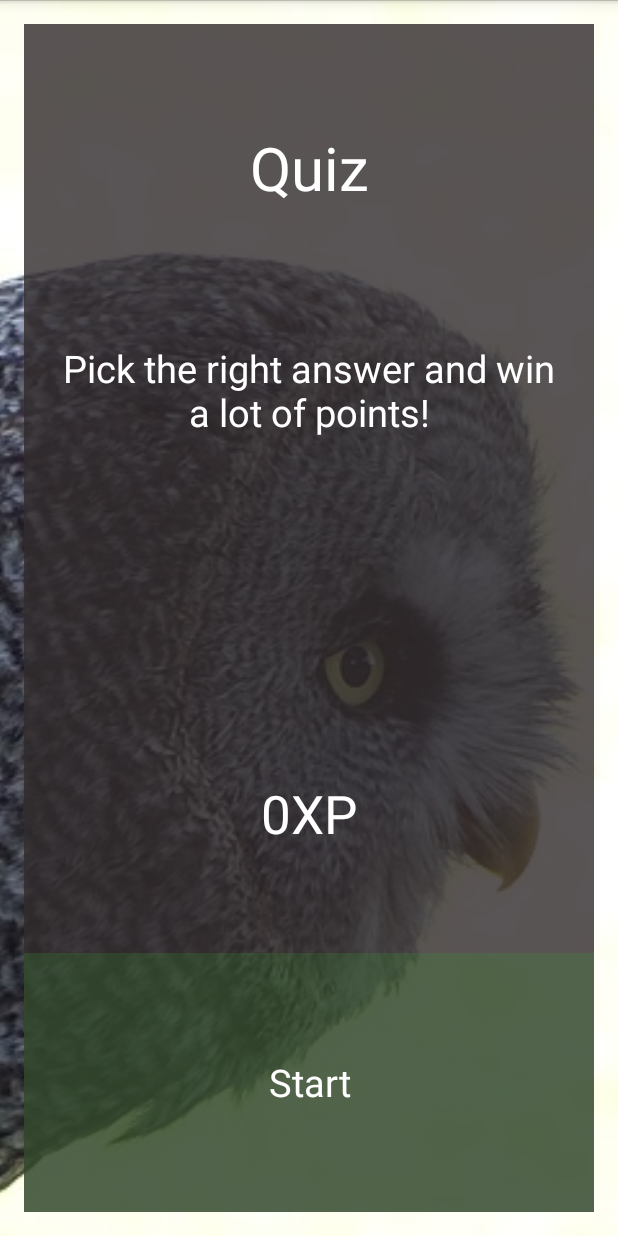
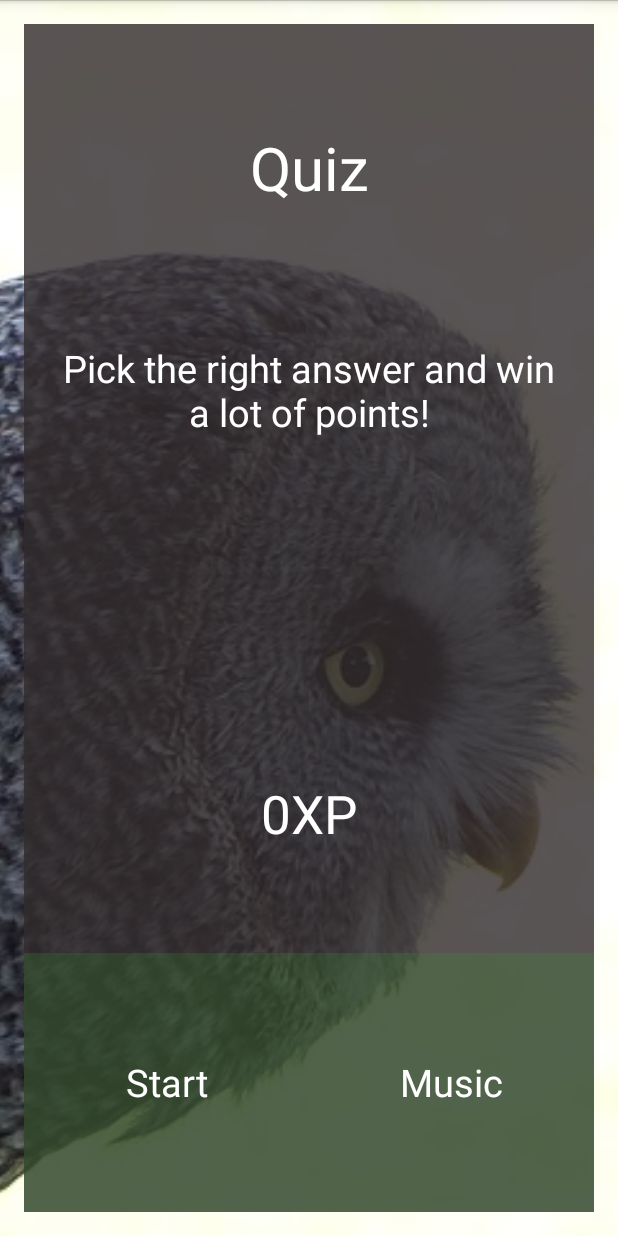
Before and after one commit to zoldithunter/QuizApp, an Android app: the screen it shows after launch (HomeActivity), on a phone screen of 412 x 824 dp. Run offline under Robolectric (Android 15) with nearby library versions, the phone set to English and light mode, and no system bars; our stand-ins replace AdMob.

Commit message:
add background music

```diff
--- a/app/src/main/java/quiz/zlazybird/com/quizapp/ChallengeActivity.java
+++ b/app/src/main/java/quiz/zlazybird/com/quizapp/ChallengeActivity.java
@@ -80,7 +80,6 @@ public class ChallengeActivity extends Activity {
         btn2 = (TextView) findViewById(R.id.choice_button_2);
         btn3 = (TextView) findViewById(R.id.choice_button_3);
         btn4 = (TextView) findViewById(R.id.choice_button_4);
-
 
         timerTV = (TextView) findViewById(R.id.timer_text_view);
         scoreTV = (TextView) findViewById(R.id.score_text_view);
@@ -229,7 +228,7 @@ public class ChallengeActivity extends Activity {
         }
 
         //picks a random number for the answer
-        correctAnswer = 0 + (int)(Math.random() * ((3 - 0) + 1));
+        correctAnswer = new Random().nextInt(4);
 
         //create an array of answers from file names
         ArrayList<String> answers = new ArrayList<String>();
--- a/app/src/main/java/quiz/zlazybird/com/quizapp/HomeActivity.java
+++ b/app/src/main/java/quiz/zlazybird/com/quizapp/HomeActivity.java
@@ -5,6 +5,7 @@ import android.content.Context;
 import android.content.Intent;
 import android.content.SharedPreferences;
 import android.graphics.drawable.Drawable;
+import android.media.MediaPlayer;
 import android.os.Bundle;
 import android.view.KeyEvent;
 import android.view.Menu;
@@ -22,7 +23,6 @@ import java.io.IOException;
 import java.io.InputStream;
 import java.util.ArrayList;
 
-import quiz.zlazybird.com.quizapp.Utils.MenuFunctions;
 import quiz.zlazybird.com.quizapp.model.ImageItem;
 
 public class HomeActivity extends Activity {
@@ -33,7 +33,7 @@ public class HomeActivity extends Activity {
 
     TextView startTV;
     TextView highScoreTV;
-//    TextView homeTV;
+    TextView musicTV;
     ImageView mainBackgroundIV;
 
     SharedPreferences storage;
@@ -59,7 +59,7 @@ public class HomeActivity extends Activity {
         mainLayout = (RelativeLayout) findViewById(R.id.home_main_activity_layout);
         startTV = (TextView) findViewById(R.id.home_start_text_view);
         highScoreTV = (TextView) findViewById(R.id.home_high_score_text_view);
-//        homeTV = (TextView) findViewById(R.id.home_more_text_view);
+        musicTV = (TextView) findViewById(R.id.home_bg_music);
         mainBackgroundIV = (ImageView) findViewById(R.id.home_background_image);
 
         // Restore preferences
@@ -110,6 +110,14 @@ public class HomeActivity extends Activity {
             public void onClick(View v) {
                 initNewGame();
 
+            }
+        });
+
+        musicTV.setOnClickListener(new View.OnClickListener() {
+            @Override
+            public void onClick(View v) {
+                MediaPlayer mp = MediaPlayer.create(HomeActivity.this, R.raw.bg_music);
+                mp.start();
             }
         });
 
--- a/app/src/main/res/layout/activity_home.xml
+++ b/app/src/main/res/layout/activity_home.xml
@@ -72,6 +72,17 @@
                 android:layout_height="match_parent"
                 android:layout_weight="1"/>
 
+            <TextView
+                android:id="@+id/home_bg_music"
+                android:text="Music"
+                android:textColor="#ffffff"
+                android:textSize="@dimen/result_button_size"
+                android:background="@color/home_buttons_color"
+                android:gravity="center"
+                android:layout_width="0dp"
+                android:layout_height="match_parent"
+                android:layout_weight="1"/>
+
             <!--<TextView-->
                 <!--android:id="@+id/home_more_text_view"-->
                 <!--android:text="More"-->
--- a/app/src/main/res/values/strings.xml
+++ b/app/src/main/res/values/strings.xml
@@ -2,7 +2,7 @@
     <string name="app_name">Quiz</string>
     <string name="admob_challenge_interstitial">ca-app-pub-2508860179012573/2664578645</string>
     <string name="developer">IT HUNTER</string>
-    <string name="difficulty_index">1</string>
+    <string name="difficulty_index">3</string>
 
 
 
```
Also changed, not shown: app/src/main/java/quiz/zlazybird/com/quizapp/BackgroundSoundService.java (added, +57 -0 lines), 1 other file.
